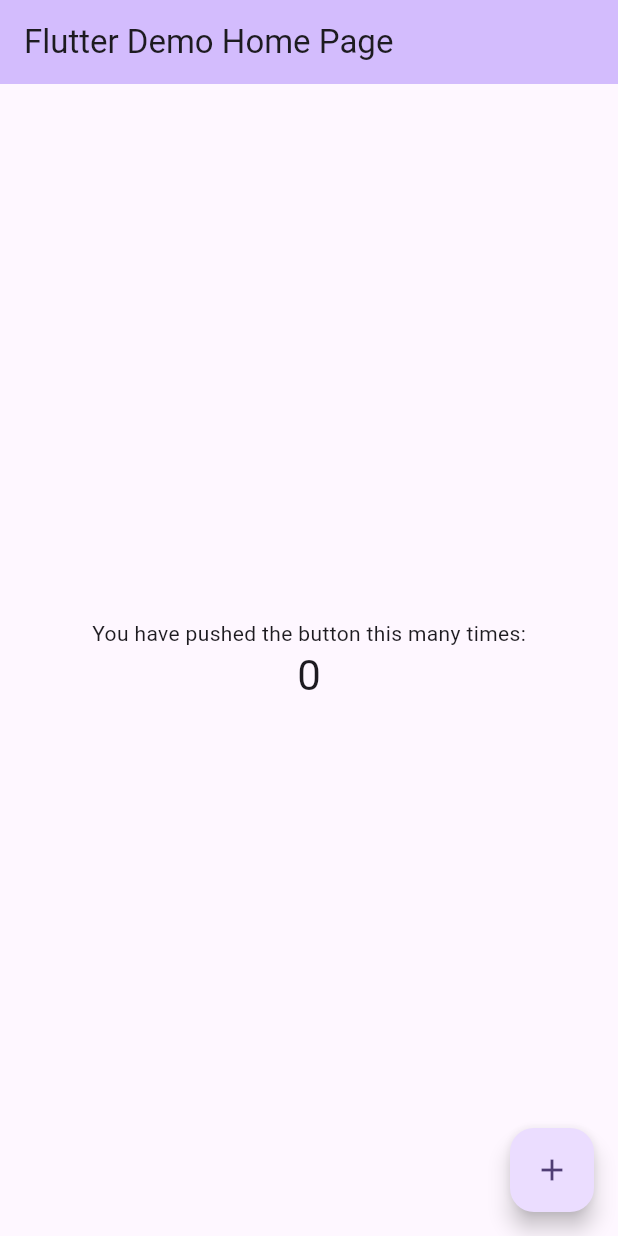
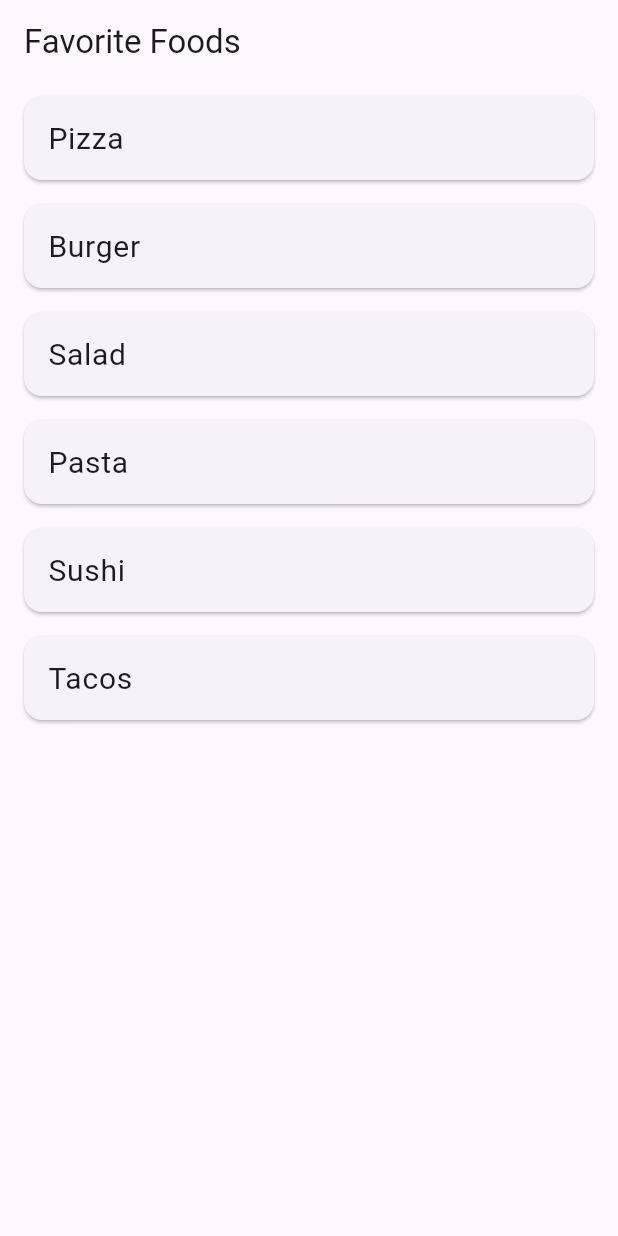
Before and after one commit to abhiramanil369/Week7, a Flutter app: the screen it shows after launch, on a phone screen of 412 x 824 dp. Run offline on Flutter 3.47's test engine with Material 3 defaults, Android fonts, the phone set to English and light mode, and no system bars.

Commit message:
changes in June18

```diff
--- a/June18/list_demo/lib/main.dart
+++ b/June18/list_demo/lib/main.dart
@@ -11,7 +11,7 @@
   @override
   Widget build(BuildContext context) {
     return MaterialApp(
-      title: 'Flutter Demo',
+      title: 'Favorite Foods',
       theme: ThemeData(
         // This is the theme of your application.
         //
@@ -28,95 +28,45 @@
         //
         // This works for code too, not just values: Most code changes can be
         // tested with just a hot reload.
-        colorScheme: ColorScheme.fromSeed(seedColor: Colors.deepPurple),
+        primarySwatch: Colors.green,
       ),
-      home: const MyHomePage(title: 'Flutter Demo Home Page'),
+      home: const FovoriteFoodsScreen(),
     );
   }
 }
 
-class MyHomePage extends StatefulWidget {
-  const MyHomePage({super.key, required this.title});
+class FovoriteFoodsScreen extends StatelessWidget {
+  const FavoriteFoodsScreen({super.key});
 
-  // This widget is the home page of your application. It is stateful, meaning
-  // that it has a State object (defined below) that contains fields that affect
-  // how it looks.
-
-  // This class is the configuration for the state. It holds the values (in this
-  // case the title) provided by the parent (in this case the App widget) and
-  // used by the build method of the State. Fields in a Widget subclass are
-  // always marked "final".
-
-  final String title;
-
-  @override
-  State<MyHomePage> createState() => _MyHomePageState();
-}
-
-class _MyHomePageState extends State<MyHomePage> {
-  int _counter = 0;
-
-  void _incrementCounter() {
-    setState(() {
-      // This call to setState tells the Flutter framework that something has
-      // changed in this State, which causes it to rerun the build method below
-      // so that the display can reflect the updated values. If we changed
-      // _counter without calling setState(), then the build method would not be
-      // called again, and so nothing would appear to happen.
-      _counter++;
-    });
-  }
+  final List<String> foods= const[
+    "Pizza",
+    "Burger",
+    "Salad",
+    "Pasta",
+    "Sushi",
+    "Tacos",
+  ];
 
   @override
   Widget build(BuildContext context) {
-    // This method is rerun every time setState is called, for instance as done
-    // by the _incrementCounter method above.
-    //
-    // The Flutter framework has been optimized to make rerunning build methods
-    // fast, so that you can just rebuild anything that needs updating rather
-    // than having to individually change instances of widgets.
     return Scaffold(
       appBar: AppBar(
-        // TRY THIS: Try changing the color here to a specific color (to
-        // Colors.amber, perhaps?) and trigger a hot reload to see the AppBar
-        // change color while the other colors stay the same.
-        backgroundColor: Theme.of(context).colorScheme.inversePrimary,
-        // Here we take the value from the MyHomePage object that was created by
-        // the App.build method, and use it to set our appbar title.
-        title: Text(widget.title),
+        title: const Text("Favorite Foods"),
       ),
-      body: Center(
-        // Center is a layout widget. It takes a single child and positions it
-        // in the middle of the parent.
-        child: Column(
-          // Column is also a layout widget. It takes a list of children and
-          // arranges them vertically. By default, it sizes itself to fit its
-          // children horizontally, and tries to be as tall as its parent.
-          //
-          // Column has various properties to control how it sizes itself and
-          // how it positions its children. Here we use mainAxisAlignment to
-          // center the children vertically; the main axis here is the vertical
-          // axis because Columns are vertical (the cross axis would be
-          // horizontal).
-          //
-          // TRY THIS: Invoke "debug painting" (choose the "Toggle Debug Paint"
-          // action in the IDE, or press "p" in the console), to see the
-          // wireframe for each widget.
-          mainAxisAlignment: MainAxisAlignment.center,
-          children: <Widget>[
-            const Text('You have pushed the button this many times:'),
-            Text(
-              '$_counter',
-              style: Theme.of(context).textTheme.headlineMedium,
-            ),
-          ],
-        ),
+      body : ListView.builder(
+        itemCount: foods.length,
+        itemBuilder: (context,index){
+          return Card(
+              margin: const EdgeInsets.symmetric(vertical: 8,horizontal: 16),
+              child:ListTile(
+                title: Text(
+                  foods[index],
+                  style: const TextStyle(fontSize:20),
+                ),
+              ),
+          );
+        },
       ),
-      floatingActionButton: FloatingActionButton(
-        onPressed: _incrementCounter,
-        tooltip: 'Increment',
-        child: const Icon(Icons.add),
-      ), // This trailing comma makes auto-formatting nicer for build methods.
     );
   }
 }
```
